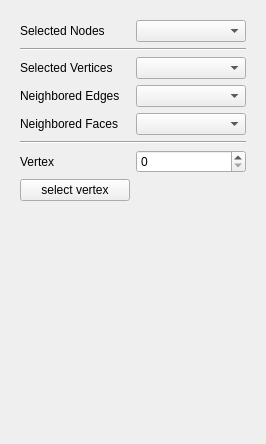
This is src/modules/geometry_info/ui/GeometryInfoUIForm.ui in danielroth1/CAE as Qt 5 draws it before an edit. The edited form follows.
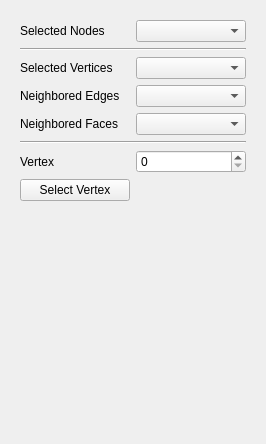
This is the edited form.

Commit message: geometric info module shows neighbored edges / face + adds functionality to select vertices by id

Patch:
```diff
--- a/src/modules/geometry_info/ui/GeometryInfoUIForm.ui
+++ b/src/modules/geometry_info/ui/GeometryInfoUIForm.ui
@@ -47,7 +47,7 @@
       <item row="7" column="0">
        <widget class="QPushButton" name="pushButton">
         <property name="text">
-         <string>select vertex</string>
+         <string>Select Vertex</string>
         </property>
        </widget>
       </item>
```
Left out of the diff: 4 changed lines with no effect on the pictures. The commit also changes 5 other files.
